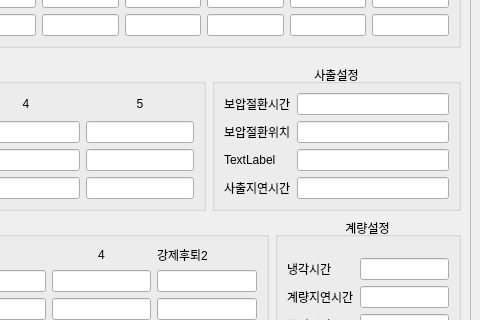
Before: the Qt Designer form moldcondition.ui in good7zzang/QT_DBA, drawn with Qt 5; both pictures show x 430 to 910 and y 221 to 541 of the 910 by 900 pixel window.
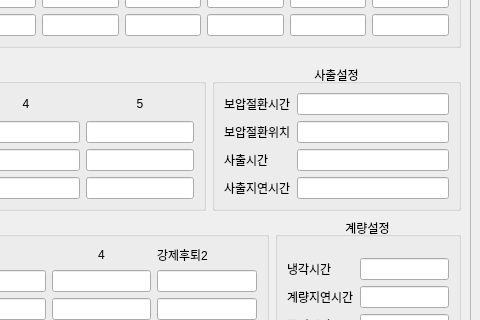
After: the same form once the commit is applied.

The edit to the form file:
```diff
--- a/moldcondition.ui
+++ b/moldcondition.ui
@@ -579,7 +579,7 @@
                <item row="2" column="0">
                 <widget class="QLabel" name="label_28">
                  <property name="text">
-                  <string>TextLabel</string>
+                  <string>사출시간</string>
                  </property>
                 </widget>
                </item>
```
